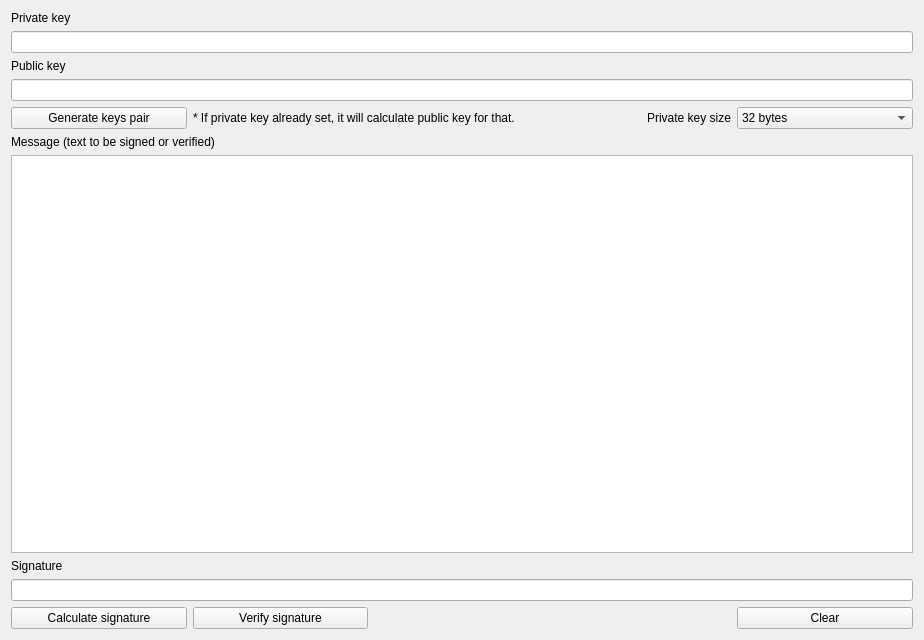
Above: ui/DSA/UiDsaEd25519.ui from caffedrine/CryptoPocketKnife before the change. Below: the same form after it.
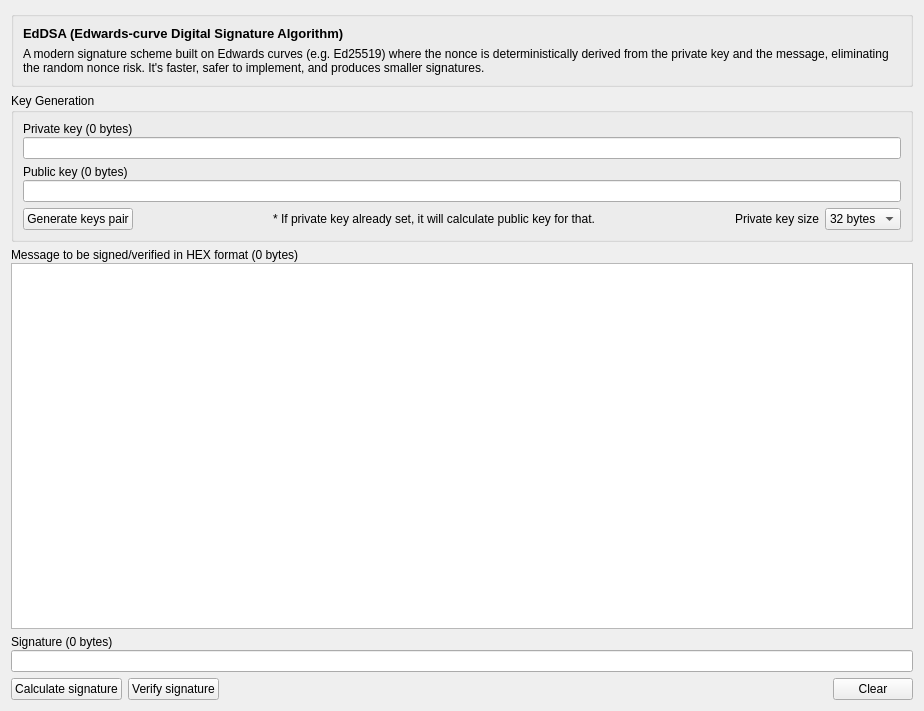
That is the form after the change.

Commit message: Rework design to add additional info

What changed in the file:
```diff
--- a/ui/DSA/UiDsaEd25519.ui
+++ b/ui/DSA/UiDsaEd25519.ui
@@ -7,21 +7,64 @@
     <x>0</x>
     <y>0</y>
     <width>924</width>
-    <height>640</height>
+    <height>711</height>
    </rect>
   </property>
   <property name="windowTitle">
    <string>UiDsaEd25519</string>
   </property>
-  <layout class="QGridLayout" name="gridLayout">
-   <item row="0" column="0">
+  <layout class="QVBoxLayout" name="verticalLayout_7">
+   <item>
+    <widget class="QGroupBox" name="groupBox_2">
+     <property name="title">
+      <string/>
+     </property>
+     <layout class="QVBoxLayout" name="verticalLayout_6">
+      <item>
+       <widget class="QLabel" name="label_2">
+        <property name="font">
+         <font>
+          <pointsize>10</pointsize>
+          <bold>true</bold>
+         </font>
+        </property>
+        <property name="text">
+         <string>EdDSA (Edwards-curve Digital Signature Algorithm)</string>
+        </property>
+       </widget>
+      </item>
+      <item>
+       <widget class="QLabel" name="label_3">
+        <property name="text">
+         <string>A modern signature scheme built on Edwards curves (e.g. Ed25519) where the nonce is deterministically derived from the private key and the message, eliminating the random nonce risk. It's faster, safer to implement, and produces smaller signatures.</string>
+        </property>
+        <property name="wordWrap">
+         <bool>true</bool>
+        </property>
+       </widget>
+      </item>
+     </layout>
+    </widget>
+   </item>
+   <item>
+    <widget class="QGroupBox" name="groupBox">
+     <property name="title">
+      <string>Key Generation</string>
+     </property>
+     <layout class="QVBoxLayout" name="verticalLayout_3">
+      <item>
+       <layout class="QVBoxLayout" name="verticalLayout">
+        <property name="spacing">
+         <number>1</number>
+        </property>
+        <item>
     <widget class="QLabel" name="label_PrivateKey">
      <property name="text">
-      <string notr="true">Private key</string>
+           <string notr="true">Private key (0 bytes)</string>
      </property>
     </widget>
    </item>
-   <item row="1" column="0" colspan="5">
+        <item>
     <widget class="QLineEdit" name="textEdit_privateKey">
      <property name="font">
       <font>
@@ -33,14 +76,21 @@
      </property>
     </widget>
    </item>
-   <item row="2" column="0">
+       </layout>
+      </item>
+      <item>
+       <layout class="QVBoxLayout" name="verticalLayout_2">
+        <property name="spacing">
+         <number>1</number>
+        </property>
+        <item>
     <widget class="QLabel" name="label_PublicKey">
      <property name="text">
-      <string>Public key</string>
+           <string>Public key (0 bytes)</string>
      </property>
     </widget>
    </item>
-   <item row="3" column="0" colspan="5">
+        <item>
     <widget class="QLineEdit" name="textEdit_publicKey">
      <property name="font">
       <font>
@@ -52,15 +102,41 @@
      </property>
     </widget>
    </item>
-   <item row="4" column="0">
+       </layout>
+      </item>
+      <item>
+       <layout class="QHBoxLayout" name="horizontalLayout">
+        <item>
     <widget class="QPushButton" name="pushButton_GenerateKeysPair">
+          <property name="sizePolicy">
+           <sizepolicy hsizetype="Maximum" vsizetype="Fixed">
+            <horstretch>0</horstretch>
+            <verstretch>0</verstretch>
+           </sizepolicy>
+          </property>
      <property name="text">
       <string>Generate keys pair</string>
      </property>
     </widget>
    </item>
-   <item row="4" column="3">
+        <item>
+         <widget class="QLabel" name="label_20">
+          <property name="text">
+           <string>* If private key already set, it will calculate public key for that.</string>
+          </property>
+          <property name="alignment">
+           <set>Qt::AlignmentFlag::AlignCenter</set>
+          </property>
+         </widget>
+        </item>
+        <item>
     <widget class="QLabel" name="label">
+          <property name="sizePolicy">
+           <sizepolicy hsizetype="Maximum" vsizetype="Preferred">
+            <horstretch>0</horstretch>
+            <verstretch>0</verstretch>
+           </sizepolicy>
+          </property>
      <property name="text">
       <string>Private key size</string>
      </property>
@@ -69,8 +145,14 @@
      </property>
     </widget>
    </item>
-   <item row="4" column="4">
+        <item>
     <widget class="QComboBox" name="comboBox">
+          <property name="sizePolicy">
+           <sizepolicy hsizetype="Maximum" vsizetype="Fixed">
+            <horstretch>0</horstretch>
+            <verstretch>0</verstretch>
+           </sizepolicy>
+          </property>
      <item>
       <property name="text">
        <string>32 bytes</string>
@@ -78,14 +160,24 @@
      </item>
     </widget>
    </item>
-   <item row="5" column="0" colspan="3">
+       </layout>
+      </item>
+     </layout>
+    </widget>
+   </item>
+   <item>
+    <layout class="QVBoxLayout" name="verticalLayout_4">
+     <property name="spacing">
+      <number>1</number>
+     </property>
+     <item>
     <widget class="QLabel" name="label_Message">
      <property name="text">
-      <string>Message (text to be signed or verified)</string>
+        <string>Message to be signed/verified in HEX format (0 bytes)</string>
      </property>
     </widget>
    </item>
-   <item row="6" column="0" colspan="5">
+     <item>
     <widget class="QTextEdit" name="textEdit_Message">
      <property name="font">
       <font>
@@ -94,14 +186,21 @@
      </property>
     </widget>
    </item>
-   <item row="7" column="0">
+    </layout>
+   </item>
+   <item>
+    <layout class="QVBoxLayout" name="verticalLayout_5">
+     <property name="spacing">
+      <number>1</number>
+     </property>
+     <item>
     <widget class="QLabel" name="label_Signature">
      <property name="text">
-      <string>Signature</string>
+        <string>Signature (0 bytes)</string>
      </property>
     </widget>
    </item>
-   <item row="8" column="0" colspan="5">
+     <item>
     <widget class="QLineEdit" name="textEdit_Signature">
      <property name="enabled">
       <bool>true</bool>
@@ -116,33 +215,63 @@
      </property>
     </widget>
    </item>
-   <item row="9" column="0">
+    </layout>
+   </item>
+   <item>
+    <layout class="QHBoxLayout" name="horizontalLayout_2">
+     <item>
     <widget class="QPushButton" name="pushButton_CalculateSignature">
+       <property name="sizePolicy">
+        <sizepolicy hsizetype="Maximum" vsizetype="Fixed">
+         <horstretch>0</horstretch>
+         <verstretch>0</verstretch>
+        </sizepolicy>
+       </property>
      <property name="text">
       <string>Calculate signature</string>
      </property>
     </widget>
    </item>
-   <item row="9" column="1">
+     <item>
     <widget class="QPushButton" name="pushButton_VerifySignature">
+       <property name="sizePolicy">
+        <sizepolicy hsizetype="Maximum" vsizetype="Fixed">
+         <horstretch>0</horstretch>
+         <verstretch>0</verstretch>
+        </sizepolicy>
+       </property>
      <property name="text">
       <string>Verify signature</string>
      </property>
     </widget>
    </item>
-   <item row="9" column="4">
+     <item>
+      <spacer name="horizontalSpacer">
+       <property name="orientation">
+        <enum>Qt::Orientation::Horizontal</enum>
+       </property>
+       <property name="sizeHint" stdset="0">
+        <size>
+         <width>40</width>
+         <height>20</height>
+        </size>
+       </property>
+      </spacer>
+     </item>
+     <item>
     <widget class="QPushButton" name="pushButton_Clear">
+       <property name="sizePolicy">
+        <sizepolicy hsizetype="Maximum" vsizetype="Fixed">
+         <horstretch>0</horstretch>
+         <verstretch>0</verstretch>
+        </sizepolicy>
+       </property>
      <property name="text">
       <string>Clear</string>
      </property>
     </widget>
    </item>
-   <item row="4" column="1" colspan="2">
-    <widget class="QLabel" name="label_20">
-     <property name="text">
-      <string>* If private key already set, it will calculate public key for that.</string>
-     </property>
-    </widget>
+    </layout>
    </item>
   </layout>
  </widget>
```
Lines whose indentation alone changed are shown as unchanged. The commit also changes 5 other files.
